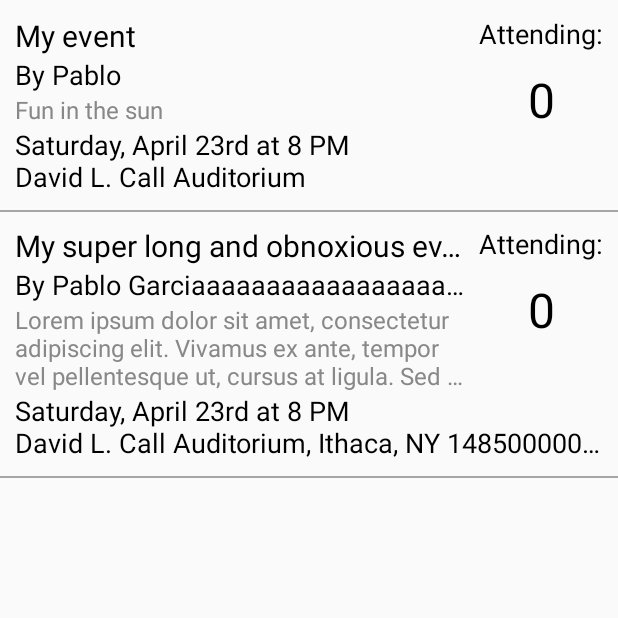
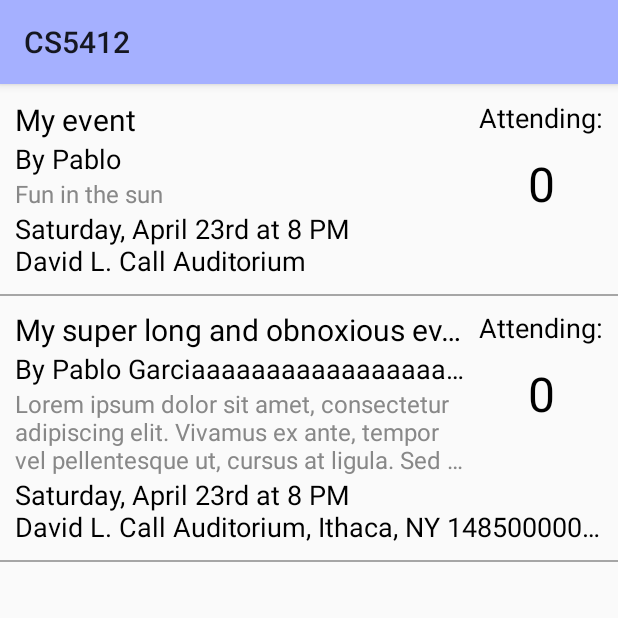
Before and after one commit to pg339/CS5412, an Android app: the FeedActivity screen opened directly, with no data from a screen before it, on a phone screen of 412 x 824 dp, the top half of it. Run offline under Robolectric (Android 15) with nearby library versions, the phone set to English and light mode, and no system bars; libraries missing offline, so code that uses them is left out: com.facebook, com.facebook.appevents; network calls fail; 1 statement that could not run was skipped.

Commit message:
Shit's off in event view

```diff
--- a/app/build.gradle
+++ b/app/build.gradle
@@ -38,4 +38,5 @@ dependencies {
     compile 'com.android.support:recyclerview-v7:23.1.0'
     compile 'com.android.support:recyclerview-v7:23.0.1'
     compile 'com.android.support:recyclerview-v7:23.0.0'
+    compile 'de.hdodenhof:circleimageview:1.2.1'
 }
--- a/app/src/main/java/cornell/cs5412/FeedActivity.java
+++ b/app/src/main/java/cornell/cs5412/FeedActivity.java
@@ -44,8 +44,7 @@ public class FeedActivity extends Activity {
                     new RecyclerItemClickListener.OnItemClickListener() {
                         @Override public void onItemClick(View view, int position) {
                             Intent intent = new Intent(getApplicationContext(), EventViewActivity.class);
-                            intent.putExtra(EventViewActivity.EVENT_EXTRA,
-                                    (Parcelable) ((FeedAdapter) mAdapter).events[position].event);
+                            intent.putExtra(EventViewActivity.EVENT_EXTRA, (Parcelable) ((FeedAdapter) mAdapter).events[position].event);
                             startActivity(intent);
                         }
                     }));
--- a/app/src/main/res/layout/activity_feed.xml
+++ b/app/src/main/res/layout/activity_feed.xml
@@ -1,12 +1,40 @@
-<RelativeLayout xmlns:android="http://schemas.android.com/apk/res/android"
-    xmlns:tools="http://schemas.android.com/tools" android:layout_width="match_parent"
+<android.support.v4.widget.DrawerLayout
+    xmlns:android="http://schemas.android.com/apk/res/android"
+    xmlns:tools="http://schemas.android.com/tools"
+    tools:context="cornell.cs5412.FeedActivity"
+    android:id="@+id/feed_activity_drawer_layout"
+    android:layout_width="match_parent"
     android:layout_height="match_parent"
-    tools:context="cornell.cs5412.FeedActivity">
+    android:fitsSystemWindows="true">
 
-    <android.support.v7.widget.RecyclerView
-        android:id="@+id/feed_recycler_view"
-        android:scrollbars="vertical"
-        android:layout_width="match_parent"
-        android:layout_height="match_parent"/>
+    <RelativeLayout  android:layout_width="match_parent"
+        android:layout_height="match_parent">
 
-</RelativeLayout>
+        <Toolbar
+            android:id="@+id/feed_activity_toolbar"
+            android:layout_width="match_parent"
+            android:layout_height="?android:attr/actionBarSize"
+            android:elevation="@dimen/low_elevation"
+            android:background="@color/primary"
+            android:gravity="start"
+            android:title="@string/app_name">
+        </Toolbar>
+
+        <android.support.v7.widget.RecyclerView
+            android:id="@+id/feed_recycler_view"
+            android:scrollbars="vertical"
+            android:layout_width="match_parent"
+            android:layout_height="match_parent"
+            android:layout_below="@id/feed_activity_toolbar"/>
+
+    </RelativeLayout>
+
+    <ListView
+        android:id="@+id/feed_activity_drawer_content"
+        android:layout_width="300dp"
+        android:layout_height="match_parent"
+        android:layout_gravity="start"
+        android:choiceMode="singleChoice"
+        android:divider="@android:color/transparent"
+        android:dividerHeight="0dp"/>
+</android.support.v4.widget.DrawerLayout>
--- a/app/src/main/res/values/styles.xml
+++ b/app/src/main/res/values/styles.xml
@@ -11,6 +11,9 @@
         <item name="android:colorPrimaryDark">@color/primary_dark</item>
         <item name="android:colorAccent">@color/accent</item>
         <item name="android:textViewStyle">@style/NoBackgroundTextView</item>
+        <item name="android:windowDrawsSystemBarBackgrounds">true</item>
+        <item name="android:statusBarColor">@android:color/transparent</item>
+        <item name="android:windowTranslucentStatus">true</item>
     </style>
 
     <style name="NoBackgroundTextView" parent="android:Widget.TextView">
```
Also changed, not shown: app/src/main/java/cornell/cs5412/EventViewActivity.java (+10 -11 lines), app/src/main/res/layout/activity_event_view.xml (+49 -2 lines), app/src/main/res/layout/attending_switch.xml (added, +9 -0 lines), app/src/main/res/layout/cancel_event_button.xml (added, +10 -0 lines), app/src/main/res/layout/event_view_bottom_owner.xml (deleted, +0 -38 lines), app/src/main/res/layout/event_view_bottom_standard.xml (deleted, +0 -45 lines), app/src/main/res/layout/going_label.xml (added, +10 -0 lines), app/src/main/res/values/strings.xml (+8 -2 lines), 1 other file.
